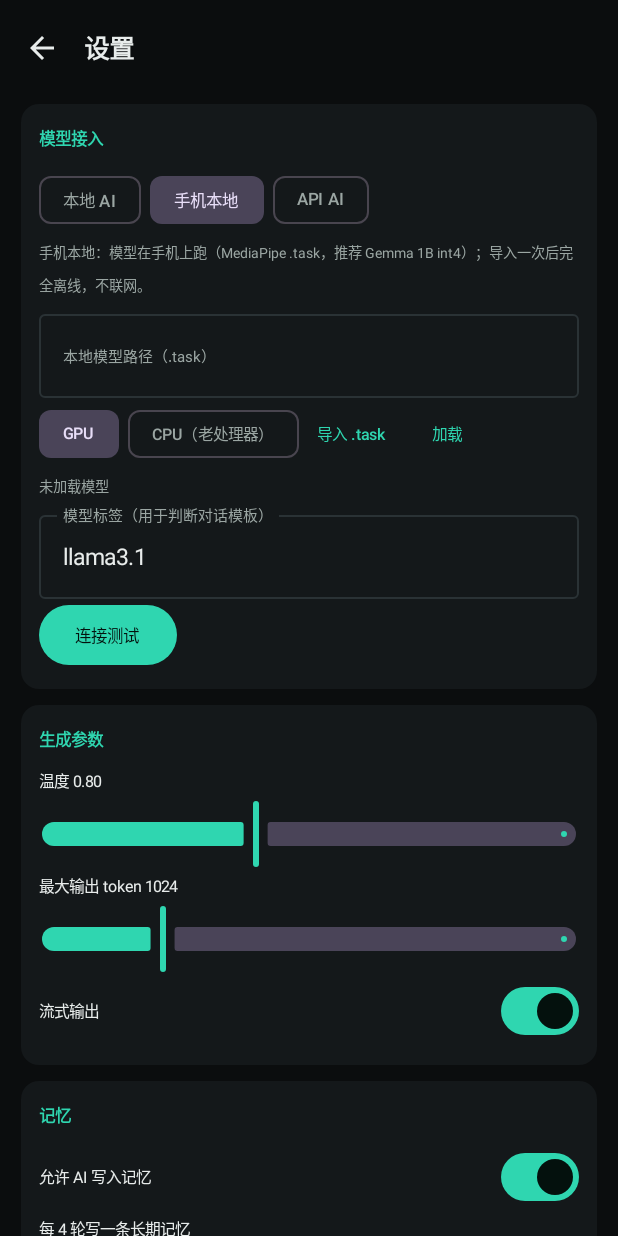
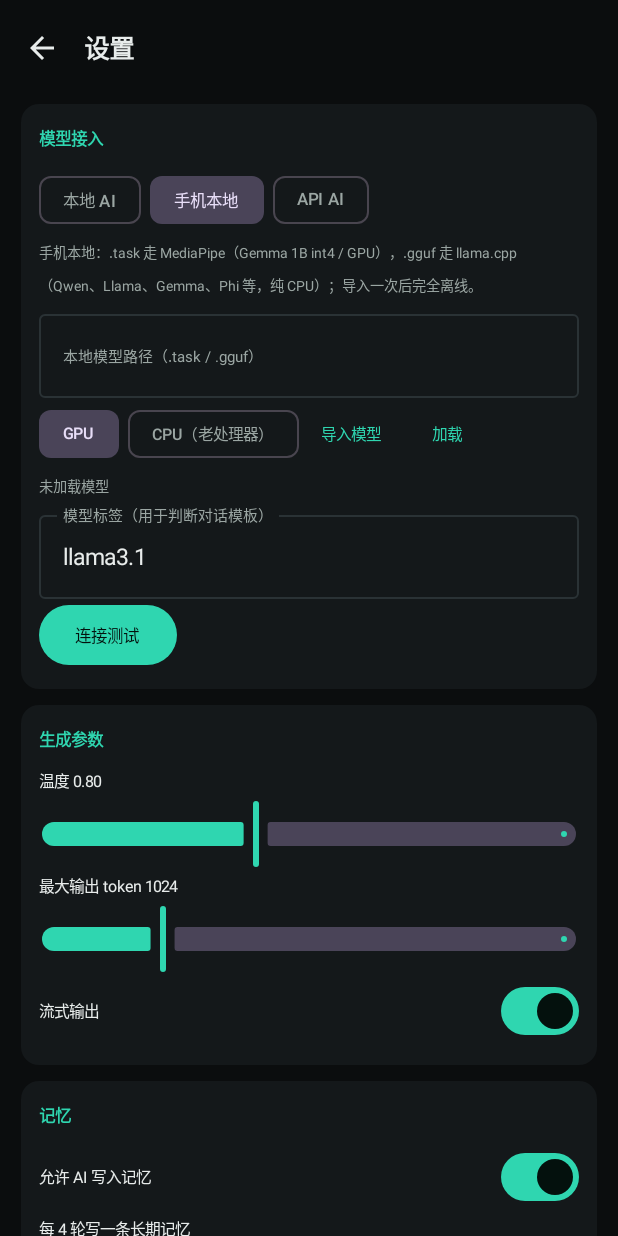
Before and after one commit to exchangeq/PersonaChat, an Android app built with Jetpack Compose: the SettingsScreen screen opened through its navigation route, after a tap on "手机本地", on a phone screen of 412 x 824 dp. Run offline under Robolectric (Android 15) with nearby library versions, the phone set to English and light mode, and no system bars; libraries missing offline, so code that uses them is left out: com.google.mediapipe.tasks; pictures from the network do not load.

Commit message:
feat: GGUF 本地大模型（llama.cpp JNI + 流式 + 中断）

```diff
--- a/app/src/main/java/com/wunding/personachat/ui/SettingsScreen.kt
+++ b/app/src/main/java/com/wunding/personachat/ui/SettingsScreen.kt
@@ -80,7 +80,8 @@ fun SettingsScreen(app: PersonaChatApp, onBack: () -> Unit) {
                 runCatching {
                     withContext(Dispatchers.IO) {
                         val dir = java.io.File(context.filesDir, "models").apply { mkdirs() }
-                        val f = java.io.File(dir, "model.task")
+                        val ext = if (uri.toString().endsWith("gguf", true)) ".gguf" else ".task"
+                        val f = java.io.File(dir, "model$ext")
                         context.contentResolver.openInputStream(uri)?.use { input -> f.outputStream().use { input.copyTo(it) } }
                         f.absolutePath
                     }
@@ -113,21 +114,36 @@ fun SettingsScreen(app: PersonaChatApp, onBack: () -> Unit) {
                 }
                 Text(
                     when (s.backend) {
-                        "device" -> "手机本地：模型在手机上跑（MediaPipe .task，推荐 Gemma 1B int4）；导入一次后完全离线，不联网。"
+                        "device" -> "手机本地：.task 走 MediaPipe（Gemma 1B int4 / GPU），.gguf 走 llama.cpp（Qwen、Llama、Gemma、Phi 等，纯 CPU）；导入一次后完全离线。"
                         "local" -> "本地服务：Ollama / llama.cpp 的 OpenAI 兼容端口，默认 127.0.0.1:11434/v1（需在 Termux 里跑）。"
                         else -> "API：任意 OpenAI 兼容服务，Base URL 要带 /v1。"
                     },
                     fontSize = 9.5.sp, color = MaterialTheme.colorScheme.onSurfaceVariant,
                 )
                 if (s.backend == "device") {
-                    OutlinedTextField(value = s.localModelPath, onValueChange = { s = s.copy(localModelPath = it) }, label = { Text("本地模型路径（.task）", fontSize = 10.sp) }, singleLine = true, modifier = Modifier.fillMaxWidth())
+                    OutlinedTextField(value = s.localModelPath, onValueChange = { s = s.copy(localModelPath = it) }, label = { Text("本地模型路径（.task / .gguf）", fontSize = 10.sp) },
+                        placeholder = { Text("导入后自动填入；GGUF 推荐 Q4_K_M、1~2B 参数", fontSize = 10.sp) }, singleLine = true, modifier = Modifier.fillMaxWidth())
                     Row(horizontalArrangement = Arrangement.spacedBy(6.dp)) {
                         FilterChip(selected = s.localBackend == "gpu", onClick = { s = s.copy(localBackend = "gpu") }, label = { Text("GPU", fontSize = 10.5.sp) })
                         FilterChip(selected = s.localBackend == "cpu", onClick = { s = s.copy(localBackend = "cpu") }, label = { Text("CPU（老处理器）", fontSize = 10.5.sp) })
-                        TextButton(onClick = { modelPicker.launch(arrayOf("*/*")) }, contentPadding = androidx.compose.foundation.layout.PaddingValues(horizontal = 4.dp)) { Text("导入 .task", fontSize = 10.5.sp) }
-                        TextButton(onClick = { scope.launch { deviceMsg = withContext(Dispatchers.IO) { com.wunding.personachat.data.DeviceLlm.load(s.localModelPath, s.localBackend) } } }, contentPadding = androidx.compose.foundation.layout.PaddingValues(horizontal = 4.dp)) { Text("加载", fontSize = 10.5.sp) }
+                        TextButton(onClick = { modelPicker.launch(arrayOf("*/*")) }, contentPadding = androidx.compose.foundation.layout.PaddingValues(horizontal = 4.dp)) { Text("导入模型", fontSize = 10.5.sp) }
+                        TextButton(onClick = {
+                            scope.launch {
+                                deviceMsg = "加载中…（大模型可能要 10~60 秒）"
+                                deviceMsg = withContext(Dispatchers.IO) {
+                                    if (s.localModelPath.endsWith(".gguf", true)) com.wunding.personachat.data.GgufLlm.load(s.localModelPath, 4)
+                                    else com.wunding.personachat.data.DeviceLlm.load(s.localModelPath, s.localBackend)
+                                }
+                            }
+                        }, contentPadding = androidx.compose.foundation.layout.PaddingValues(horizontal = 4.dp)) { Text("加载", fontSize = 10.5.sp) }
                     }
-                    Text(deviceMsg.ifBlank { com.wunding.personachat.data.DeviceLlm.status() }, fontSize = 9.5.sp, color = MaterialTheme.colorScheme.onSurfaceVariant)
+                    Text(
+                        deviceMsg.ifBlank {
+                            if (s.localModelPath.endsWith(".gguf", true)) com.wunding.personachat.data.GgufLlm.status()
+                            else com.wunding.personachat.data.DeviceLlm.status()
+                        },
+                        fontSize = 9.5.sp, color = MaterialTheme.colorScheme.onSurfaceVariant
+                    )
                     OutlinedTextField(value = s.model, onValueChange = { s = s.copy(model = it) }, label = { Text("模型标签（用于判断对话模板）", fontSize = 10.sp) }, singleLine = true, modifier = Modifier.fillMaxWidth())
                 } else {
                     OutlinedTextField(value = s.baseUrl, onValueChange = { s = s.copy(baseUrl = it) }, label = { Text("Base URL", fontSize = 10.sp) }, singleLine = true, modifier = Modifier.fillMaxWidth())
@@ -139,10 +155,18 @@ fun SettingsScreen(app: PersonaChatApp, onBack: () -> Unit) {
                         testing = true; testMsg = ""
                         scope.launch {
                             if (s.backend == "device") {
-                                val loadMsg = withContext(Dispatchers.IO) { com.wunding.personachat.data.DeviceLlm.load(s.localModelPath, s.localBackend) }
+                                val gguf = s.localModelPath.endsWith(".gguf", true)
+                                val loadMsg = withContext(Dispatchers.IO) {
+                                    if (gguf) com.wunding.personachat.data.GgufLlm.load(s.localModelPath, 4)
+                                    else com.wunding.personachat.data.DeviceLlm.load(s.localModelPath, s.localBackend)
+                                }
                                 testMsg = loadMsg
                                 if (!loadMsg.startsWith("失败")) {
-                                    runCatching { withContext(Dispatchers.IO) { com.wunding.personachat.data.DeviceLlm.generate("回复：OK") } }
+                                    runCatching {
+                                        withTimeout(120000) {
+                                            ChatEngine.send(s, "你是连接测试助手，只回复 OK", emptyList(), "回复 OK").first()
+                                        }
+                                    }
                                         .onSuccess { testMsg = "本地生成成功：" + it.take(30) }
                                         .onFailure { testMsg = "本地生成失败：" + (it.message ?: "") }
                                 }
```
